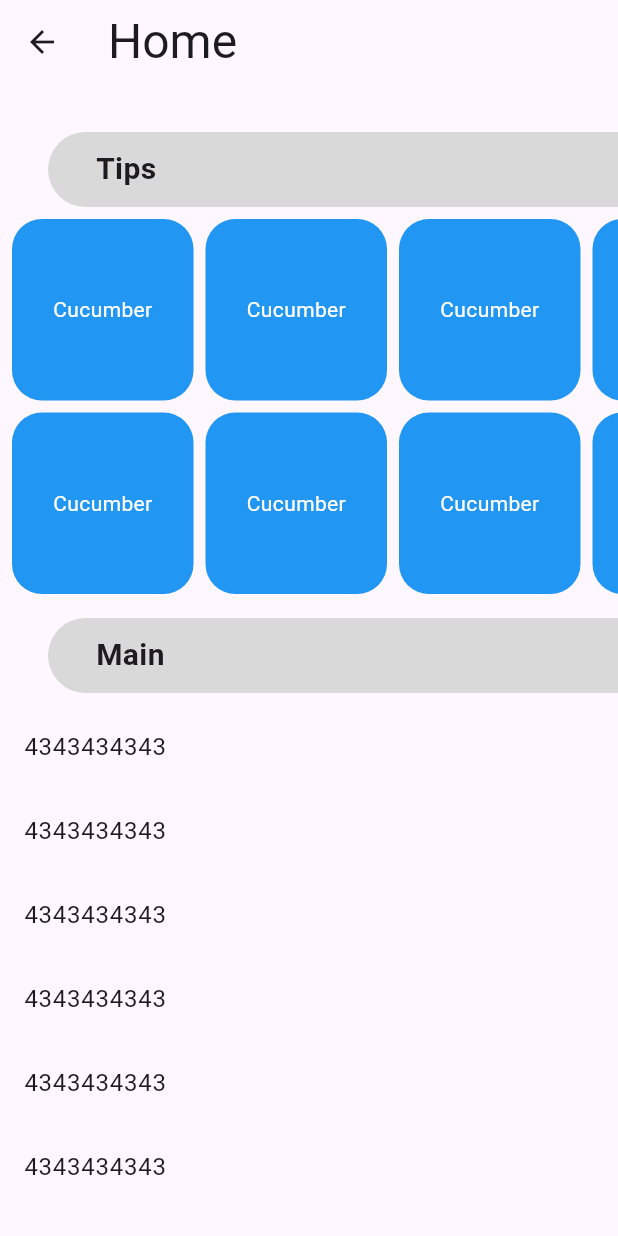
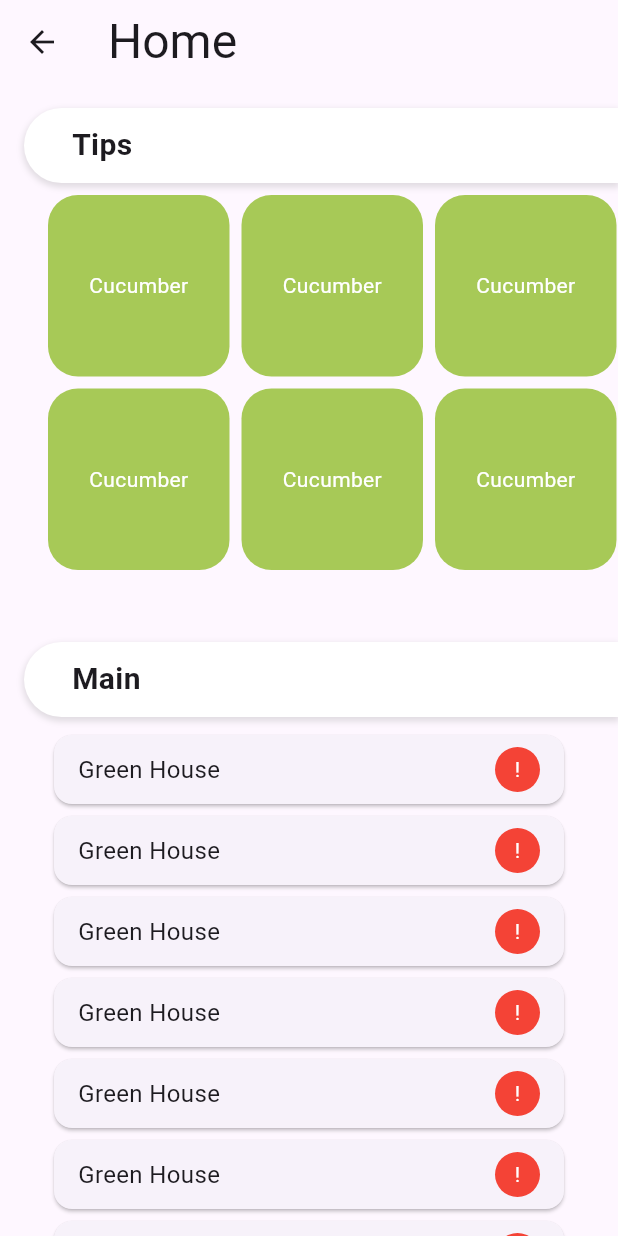
Before and after one commit to CRObite/green_controll, a Flutter app: the HomePage screen opened by its route, on a phone screen of 412 x 824 dp. Run offline on Flutter 3.47's test engine with Material 3 defaults, Android fonts, the phone set to English and light mode, and no system bars; our stand-ins replace shared_preferences; accounts and stored records are empty.

Commit message:
small changes

```diff
--- a/lib/presentation/HomePage.dart
+++ b/lib/presentation/HomePage.dart
@@ -1,4 +1,5 @@
 import 'package:flutter/material.dart';
+import 'package:green_control/presentation/Widgets/HalfRoundedContainer.dart';
 import 'package:green_control/util/AppColors.dart';
 
 class HomePage extends StatefulWidget {
@@ -28,29 +29,10 @@ class _HomePageState extends State<HomePage> {
       body:SingleChildScrollView(
         child: Column(
           children: [
-            Container(
-              decoration: BoxDecoration(
-                color: AppColors.greyColor,
-                borderRadius: const BorderRadius.only(
-                  topLeft: Radius.circular(50.0),
-                  bottomLeft: Radius.circular(50.0),
-                ),
-              ),
-              width: double.infinity,
-              height: 50,
-              margin: const EdgeInsets.only(top: 32,left: 32),
-              child: const Padding(
-                padding: EdgeInsets.symmetric(vertical: 8.0, horizontal: 32),
-                child: Row(
-                  children: [
-                    Text('Tips', style: TextStyle(fontSize: 20,fontWeight: FontWeight.bold),),
-                  ],
-                ),
-              ),
-            ),
+            const HalfRoundedContainer(title: 'Tips'),
             const SizedBox(height: 8,),
             Padding(
-              padding: const EdgeInsets.only(left: 8),
+              padding: const EdgeInsets.only(left: 32),
               child: Container(
                 height: 250,
                 child: GridView.builder(
@@ -63,9 +45,9 @@ class _HomePageState extends State<HomePage> {
                   itemCount: 10,
                   itemBuilder: (context, index) {
                     return Container(
-                      decoration: const BoxDecoration(
-                        color: Colors.blue,
-                        borderRadius: BorderRadius.all(
+                      decoration: BoxDecoration(
+                        color: AppColors.greenColor,
+                        borderRadius: const BorderRadius.all(
                          Radius.circular(20),
                         ),
                       ),
@@ -82,40 +64,43 @@ class _HomePageState extends State<HomePage> {
               ),
             ),
 
-            const SizedBox(height: 16,),
+            const SizedBox(height: 32,),
 
-            Container(
-              decoration: BoxDecoration(
-                color: AppColors.greyColor,
-                borderRadius: const BorderRadius.only(
-                  topLeft: Radius.circular(50.0),
-                  bottomLeft: Radius.circular(50.0),
-                ),
-              ),
-              width: double.infinity,
-              height: 50,
-              margin: const EdgeInsets.only(left: 32),
-              child: const Padding(
-                padding: EdgeInsets.symmetric(vertical: 8.0, horizontal: 32),
-                child: Row(
-                  children: [
-                    Text('Main', style: TextStyle(fontSize: 20,fontWeight: FontWeight.bold),),
-                  ],
-                ),
-              ),
-            ),
+            const HalfRoundedContainer(title: 'Main'),
 
             const SizedBox(height: 8,),
 
-            ListView.builder(
-              physics: NeverScrollableScrollPhysics(),
-              itemCount: 10,
-              shrinkWrap: true,
-              itemBuilder: (context, index) {
-                return ListTile(
-                  title: Text('4343434343'),
-                );
-              },
+            Padding(
+              padding: const EdgeInsets.only(left: 32, right: 32),
+              child: ListView.builder(
+                physics: const NeverScrollableScrollPhysics(),
+                itemCount: 10,
+                shrinkWrap: true,
+                itemBuilder: (context, index) {
+                  return Card(
+                    child: Padding(
+                      padding: const EdgeInsets.symmetric(vertical: 8,horizontal: 16),
+                      child: Row(
+                        mainAxisAlignment: MainAxisAlignment.spaceBetween,
+                        children: [
+                          const Text('Green House', style: TextStyle(fontSize: 16),),
+                          Container(
+                            width: 30,
+                            height: 30,
+                            decoration: const BoxDecoration(
+                              color: Colors.red,
+                              borderRadius: BorderRadius.all(
+                                Radius.circular(50.0),
+                              )
+                            ),
+                            child: const Center(child: Text('!',style: TextStyle(color: Colors.white),),),
+                          )
+                        ],
+                      ),
+                    ),
+                  );
+                },
+              ),
             )
 
 
--- /dev/null
+++ b/lib/presentation/Widgets/HalfRoundedContainer.dart
@@ -0,0 +1,40 @@
+import 'package:flutter/material.dart';
+
+class HalfRoundedContainer extends StatelessWidget {
+  const HalfRoundedContainer({super.key, required this.title});
+
+  final String title;
+
+  @override
+  Widget build(BuildContext context) {
+    return Container(
+      decoration: BoxDecoration(
+        color: Colors.white,
+        borderRadius: const BorderRadius.only(
+          topLeft: Radius.circular(50.0),
+          bottomLeft: Radius.circular(50.0),
+        ),
+        boxShadow: [
+          BoxShadow(
+            color: Colors.grey.withOpacity(0.3),
+            spreadRadius: 1,
+            blurRadius: 3,
+            offset: const Offset(0, 2),
+          ),
+        ],
+      ),
+
+      width: double.infinity,
+      height: 50,
+      margin: const EdgeInsets.only(top: 16,left: 16),
+      child:  Padding(
+        padding: const EdgeInsets.symmetric(vertical: 8.0, horizontal: 32),
+        child: Row(
+          children: [
+            Text(title, style: const TextStyle(fontSize: 20,fontWeight: FontWeight.bold),),
+          ],
+        ),
+      ),
+    );
+  }
+}
```
